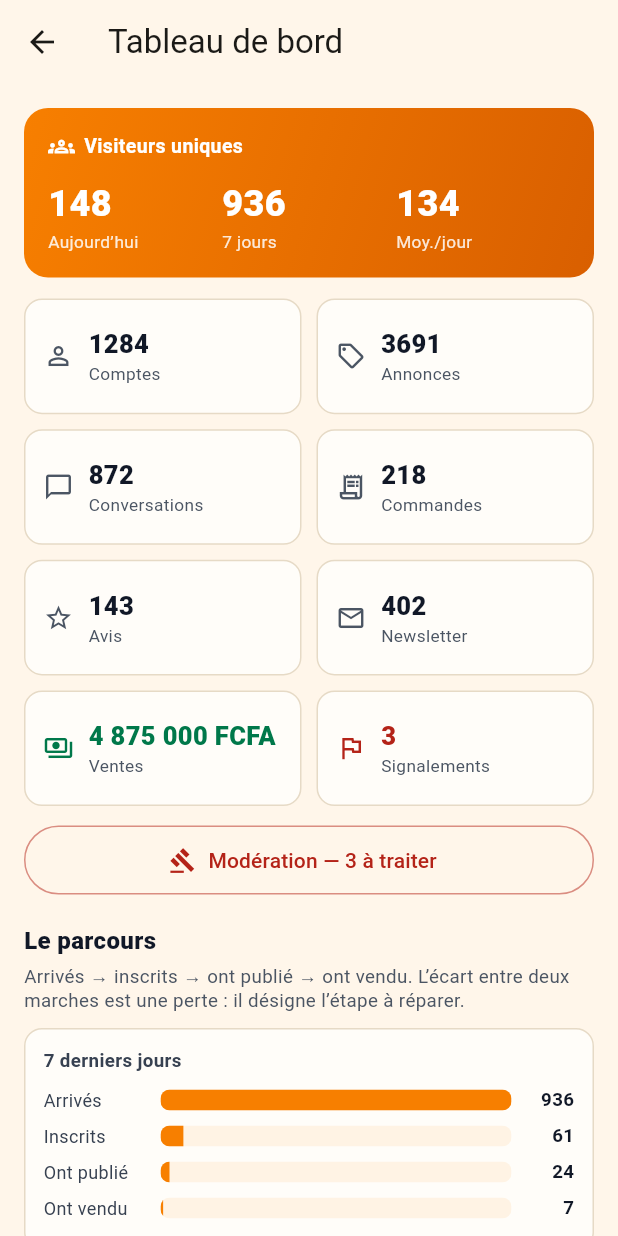
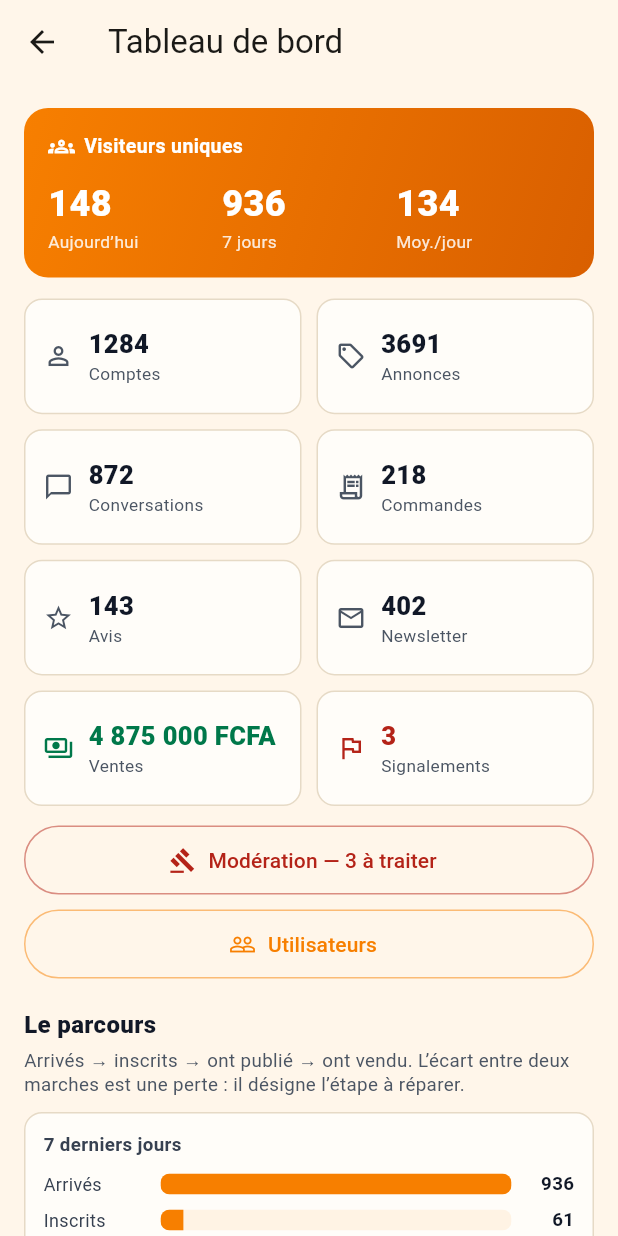
Before and after one commit to Williamszika/Chap.ci, a Flutter app: the TableauBordScreen screen opened directly, on a phone screen of 412 x 824 dp. Run offline on Flutter 3.47's test engine with Material 3 defaults, Android fonts, the phone set to English and light mode, and no system bars; our stand-ins replace geolocator, image_picker, qr_flutter, shared_preferences; accounts and stored records are empty; network calls fail.

Commit message:
App Flutter : la section Utilisateurs du tableau de bord
Après la modération, l'autre besoin quotidien : agir sur un compte. Depuis le
tableau de bord, un bouton « Utilisateurs » mène à la liste des comptes
(/admin/users), les plus récents d'abord.

Chaque ligne dit l'essentiel : le nom, l'e-mail, la commune, le nombre
d'annonces, et l'activité — « en ligne » (pastille verte) ou « vu il y a 3 h ».
Une étiquette de statut : Actif (vert), Restreint (orange), Bloqué (rouge). Un
champ de recherche filtre par nom, e-mail ou commune, pour retrouver un compte
dans la liste.

Le menu (⋮) de chaque compte change son statut — Réactiver, Restreindre,
Bloquer (POST /admin/users/<id>/status), l'option actuelle grisée. Un compte
bloqué ne peut plus se connecter : le serveur le refuse partout, y compris via
Google et Facebook. La suppression définitive d'un compte n'est volontairement
PAS exposée dans l'app — restreindre et bloquer suffisent, et se défont.

Banc de test : utilisateurs_test.dart (lecture d'un compte, les statuts, la
liste, le filtre de recherche). 93 tests au vert, analyze propre.

Co-Authored-By: Claude Opus 4.8 <noreply@anthropic.com>
Claude-Session: https://claude.ai/code/session_016afBC3axiNMzY6uoJrGgLp

```diff
--- a/flutter_app/lib/api/admin.dart
+++ b/flutter_app/lib/api/admin.dart
@@ -120,6 +120,43 @@ class Signalement {
       );
 }
 
+/// Un compte, vu du tableau de bord (`GET /admin/users`).
+class Utilisateur {
+  final String id, email, nom, statut;
+  final String? telephone, commune;
+  final int annonces, cree, derniereActivite;
+  final bool enLigne;
+
+  const Utilisateur({
+    required this.id,
+    required this.email,
+    required this.nom,
+    required this.statut,
+    required this.telephone,
+    required this.commune,
+    required this.annonces,
+    required this.cree,
+    required this.derniereActivite,
+    required this.enLigne,
+  });
+
+  bool get bloque => statut == 'blocked';
+  bool get restreint => statut == 'restricted';
+
+  factory Utilisateur.depuis(Map r) => Utilisateur(
+        id: (r['id'] ?? '').toString(),
+        email: (r['email'] ?? '').toString(),
+        nom: (r['fullName'] ?? '—').toString(),
+        statut: (r['status'] ?? 'active').toString(),
+        telephone: r['phone'] as String?,
+        commune: r['commune'] as String?,
+        annonces: _i(r['listings']),
+        cree: _i(r['createdAt']),
+        derniereActivite: _i(r['derniereActivite']),
+        enLigne: r['enLigne'] == true,
+      );
+}
+
 /// Le tableau de bord (réservé au Patron). Trois verrous côté serveur : être
 /// admin, avoir déverrouillé avec le code d'accès, puis les permissions fines.
 class AdminApi {
@@ -199,4 +236,18 @@ class AdminApi {
       if (motif != null && motif.trim().isNotEmpty) 'motif': motif.trim(),
     });
   }
+
+  /// La liste des comptes (les plus récents d'abord).
+  static Future<List<Utilisateur>> utilisateurs() async {
+    final d = await ApiClient.instance.get('/admin/users');
+    if (d is List) {
+      return d.whereType<Map>().map(Utilisateur.depuis).toList();
+    }
+    return const [];
+  }
+
+  /// Change le statut d'un compte : `active`, `restricted` ou `blocked`.
+  static Future<void> changerStatut(String id, String statut) async {
+    await ApiClient.instance.post('/admin/users/$id/status', {'status': statut});
+  }
 }
--- a/flutter_app/lib/screens/admin/tableau_bord_screen.dart
+++ b/flutter_app/lib/screens/admin/tableau_bord_screen.dart
@@ -4,6 +4,7 @@ import '../../api/api_client.dart';
 import '../../format.dart';
 import '../../theme.dart';
 import 'moderation_screen.dart';
+import 'utilisateurs_screen.dart';
 
 /// Le tableau de bord, réservé au Patron (et aux modérateurs habilités).
 ///
@@ -200,6 +201,18 @@ class _TableauBordScreenState extends State<TableauBordScreen> {
         _grilleCompteurs(s),
         const SizedBox(height: 12),
         _boutonModeration(s.reportsOpen),
+        const SizedBox(height: 8),
+        OutlinedButton.icon(
+          onPressed: () => Navigator.of(context).push(
+              MaterialPageRoute(builder: (_) => const UtilisateursScreen())),
+          icon: const Icon(Icons.people_outline, size: 18),
+          label: const Text('Utilisateurs'),
+          style: OutlinedButton.styleFrom(
+            minimumSize: const Size.fromHeight(46),
+            foregroundColor: ChapColors.orange,
+            side: BorderSide(color: ChapColors.orange.withValues(alpha: 0.5)),
+          ),
+        ),
         const SizedBox(height: 18),
         _titre('Le parcours'),
         const SizedBox(height: 4),
```
Also changed, not shown: flutter_app/lib/main_shots.dart (+25 -0 lines), flutter_app/lib/screens/admin/utilisateurs_screen.dart (added, +284 -0 lines), 2 other files.
